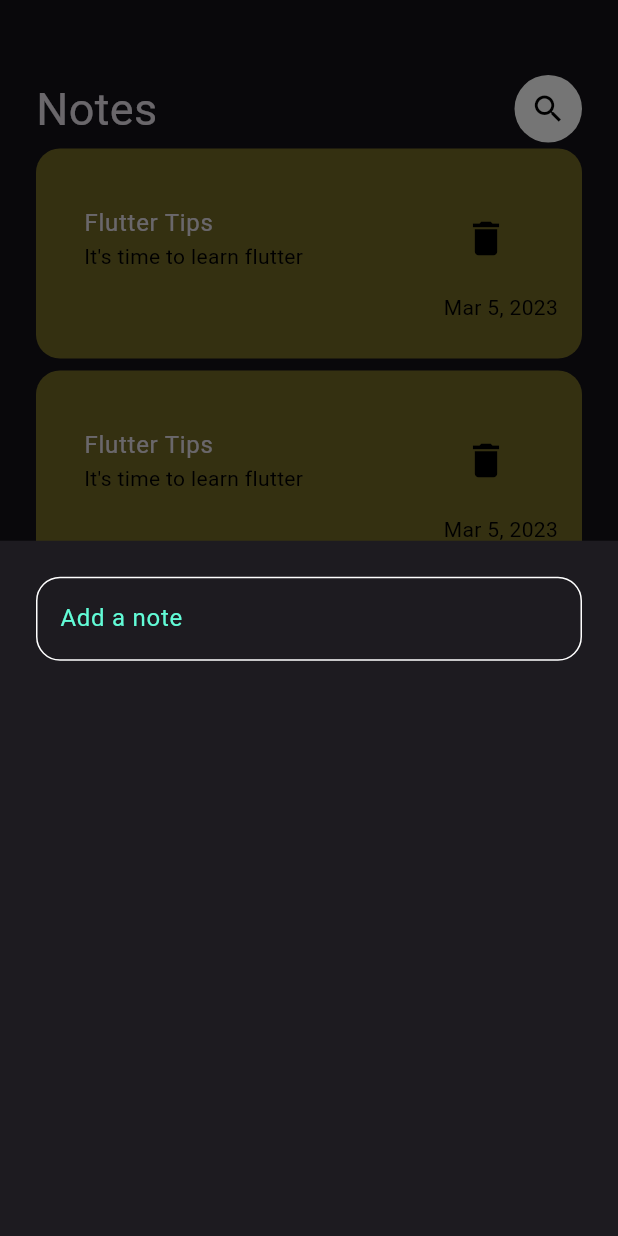
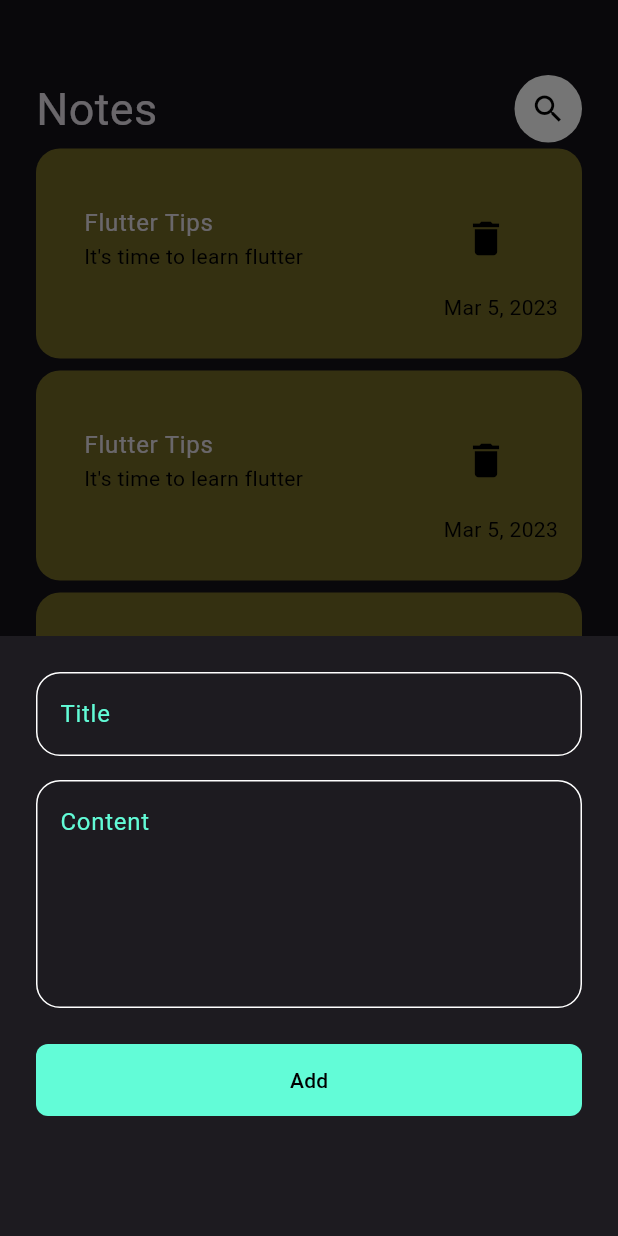
Before and after one commit to mohsenghada29-source/Note_Apps, a Flutter app: the screen it shows after launch, after a tap on the "add" icon, on a phone screen of 412 x 824 dp. Run offline on Flutter 3.47's test engine with Material 3 defaults, Android fonts, the phone set to English and light mode, and no system bars.

Commit message:
finish bottom sheet

```diff
--- a/lib/views/widgets/add_note.dart
+++ b/lib/views/widgets/add_note.dart
@@ -1,4 +1,6 @@
 import 'package:flutter/material.dart';
+import 'package:note_app/app_constants.dart';
+import 'package:note_app/views/widgets/custom_button.dart';
 import 'package:note_app/views/widgets/custom_text_fielf.dart';
 
 class addNote extends StatelessWidget {
@@ -6,12 +8,23 @@ class addNote extends StatelessWidget {
 
   @override
   Widget build(BuildContext context) {
-    return Padding(
-      padding: const EdgeInsets.symmetric(horizontal: 24),
-      child: Column(children: [
-        SizedBox(height: 24),
-      CustomTextField(),
-      ],),
+    return Container(
+      height: 400,
+      child: SingleChildScrollView(
+        child: Padding(
+          padding: const EdgeInsets.symmetric(horizontal: 24),
+          child: Column(
+            children: [
+              SizedBox(height: 24),
+              CustomTextField(hintText1: 'Title', maxLines1: 1),
+              SizedBox(height: 16),
+              CustomTextField(hintText1: 'Content', maxLines1: 5),
+              SizedBox(height: 24),
+              const CustomButton(),
+            ],
+          ),
+        ),
+      ),
     );
   }
 }
--- /dev/null
+++ b/lib/views/widgets/custom_button.dart
@@ -0,0 +1,18 @@
+import 'package:flutter/material.dart';
+import 'package:note_app/app_constants.dart';
+
+class CustomButton extends StatelessWidget {
+  const CustomButton({super.key});
+
+  @override
+  Widget build(BuildContext context) {
+    return Container(
+      width:MediaQuery.of(  context).size.width,
+      decoration: BoxDecoration(
+        color: kprimaryColor,
+        borderRadius: BorderRadius.circular(8),
+      ),
+      child: TextButton(onPressed: (){}, child: Text("Add",style: TextStyle(color: Colors.black),)),
+    );
+  }
+}
--- a/lib/views/widgets/custom_text_fielf.dart
+++ b/lib/views/widgets/custom_text_fielf.dart
@@ -2,14 +2,18 @@ import 'package:flutter/material.dart';
 import 'package:note_app/app_constants.dart';
 
 class CustomTextField extends StatelessWidget {
-  const CustomTextField({super.key});
+  const CustomTextField({super.key, required this.hintText1,required this.maxLines1});
+  final String hintText1;
+  final int maxLines1;
 
   @override
   Widget build(BuildContext context) {
     return TextField(
+         maxLines: maxLines1,
       cursorColor: kprimaryColor,
       decoration: InputDecoration(
-        hintText: "Add a note",
+        hintText: hintText1,
+
         hintStyle: TextStyle(color: kprimaryColor),
         border: BuildBorder(),
         enabledBorder: BuildBorder(),
```
